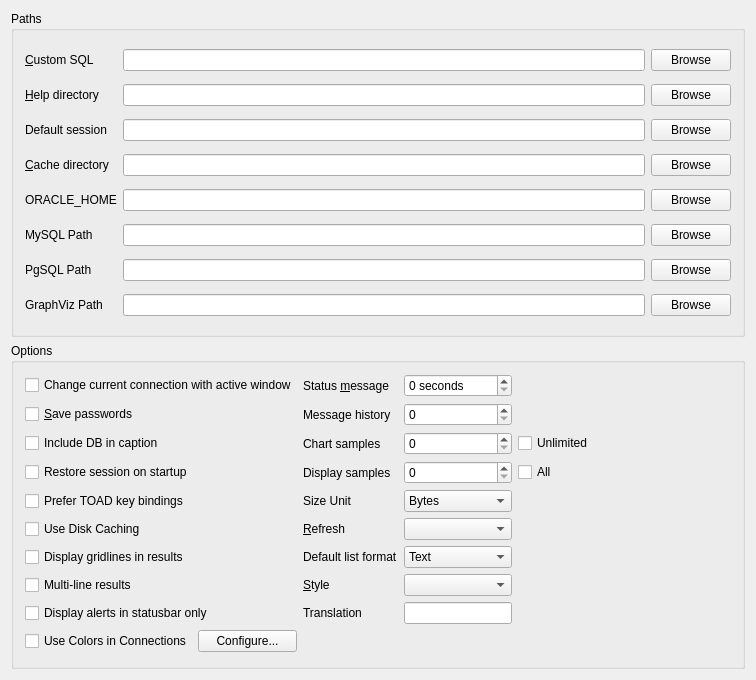
This is src/core/toglobalsettingui.ui in tora-tool/tora as Qt 5 draws it before an edit. The edited form follows.
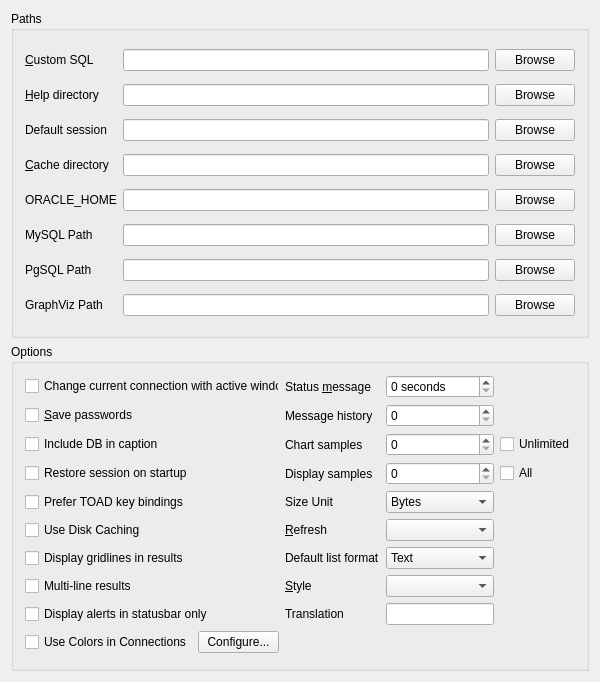
This is the edited form.

```diff
--- a/src/core/toglobalsettingui.ui
+++ b/src/core/toglobalsettingui.ui
@@ -6,10 +6,22 @@
    <rect>
     <x>0</x>
     <y>0</y>
-    <width>756</width>
-    <height>680</height>
+    <width>600</width>
+    <height>682</height>
    </rect>
   </property>
+  <property name="sizePolicy">
+   <sizepolicy hsizetype="Expanding" vsizetype="Preferred">
+    <horstretch>0</horstretch>
+    <verstretch>0</verstretch>
+   </sizepolicy>
+  </property>
+  <property name="minimumSize">
+   <size>
+    <width>600</width>
+    <height>0</height>
+   </size>
+  </property>
   <property name="windowTitle">
    <string>toGlobalSettingUI</string>
   </property>
```
Left out of the diff: 8 changed lines with no effect on the pictures.
